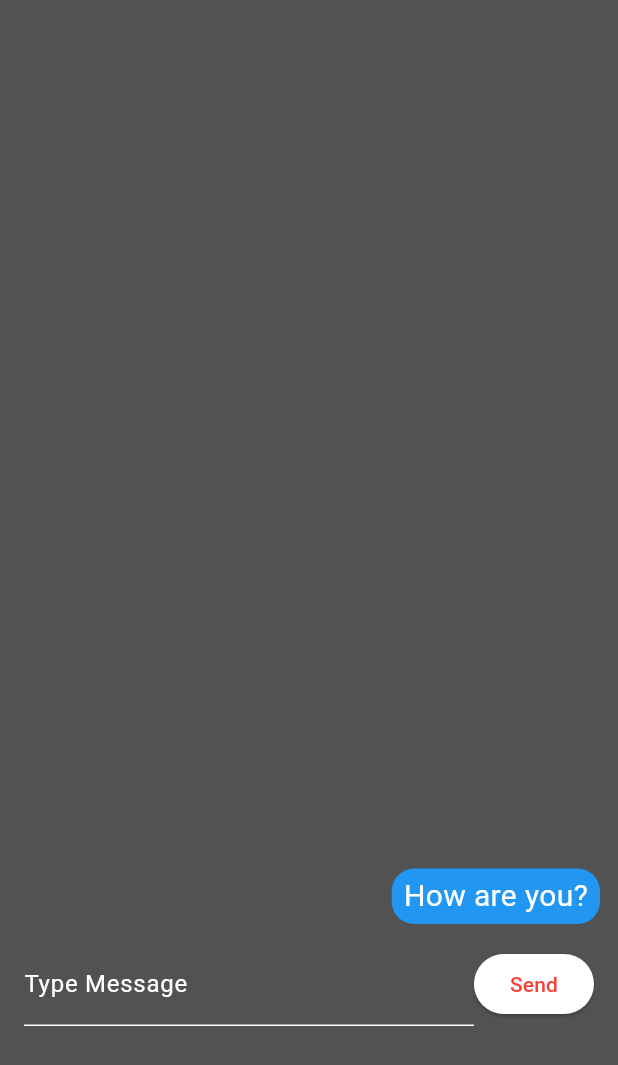
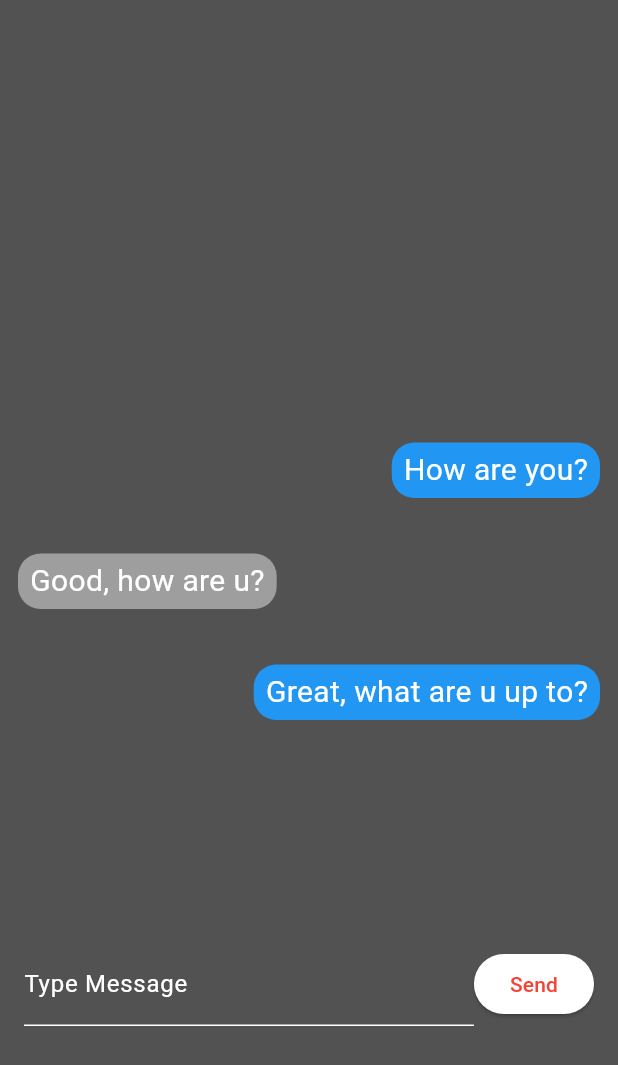
Before and after one commit to RyanSchmit/Mile-High-Matches, a Flutter app: the ChatPage screen opened directly with empty values, scrolled down 186 dp, on a phone screen of 412 x 824 dp. Shown: the top 1065 px of the screen. Run offline on Flutter 3.47's test engine with Material 3 defaults, Android fonts, the phone set to English and light mode, and no system bars; our stand-ins replace cloud_firestore, firebase_auth, firebase_core, swipe_cards; accounts and stored records are empty.

Commit message:
Moved chat up onlclick

```diff
--- a/lib/pages/chat.dart
+++ b/lib/pages/chat.dart
@@ -38,7 +38,9 @@ class _ChatPageState extends State<ChatPage> {
 
   @override
   Widget build(BuildContext context) {
-    return SingleChildScrollView(
+    return Padding(
+      padding: EdgeInsets.only(bottom: MediaQuery.of(context).viewInsets.bottom),
+      child: SingleChildScrollView(
         child: SizedBox(
           height: 1010,
           width: 1000,
@@ -58,7 +60,20 @@ class _ChatPageState extends State<ChatPage> {
               ),
             ),
             backgroundColor: const Color.fromARGB(221, 55, 55, 55),
-          body: const SentMessage(messageBody: "How are you?", received: false),
+            body: const Align(
+              alignment: Alignment.bottomCenter,
+              child: Padding(
+                padding: EdgeInsets.only(top: 400.0),
+                child: Column(
+                  children: [
+                    SentMessage(messageBody: "How are you?", received: false),
+                    SentMessage(messageBody: "Good, how are u?", received: true),
+                    SentMessage(
+                        messageBody: "Great, what are u up to?", received: false),
+                  ],
+                ),
+              ),
+            ),
             bottomNavigationBar: Padding(
               padding:
                   const EdgeInsets.only(bottom: 140.0, left: 16.0, right: 16.0),
@@ -92,6 +107,7 @@ class _ChatPageState extends State<ChatPage> {
             ),
           ),
         ),
+      ),
     );
   }
 }
@@ -105,7 +121,8 @@ class SentMessage extends StatelessWidget {
   @override
   Widget build(BuildContext context) {
     return Padding(
-      padding: const EdgeInsets.only(bottom: 12.0, right: 12.0, left: 12.0),
+      padding: const EdgeInsets.only(
+          bottom: 12.0, right: 12.0, left: 12.0, top: 25.0),
       child: Align(
         alignment: received ? Alignment.bottomLeft : Alignment.bottomRight,
         child: Container(
```
Lines whose indentation alone changed are shown as unchanged.
